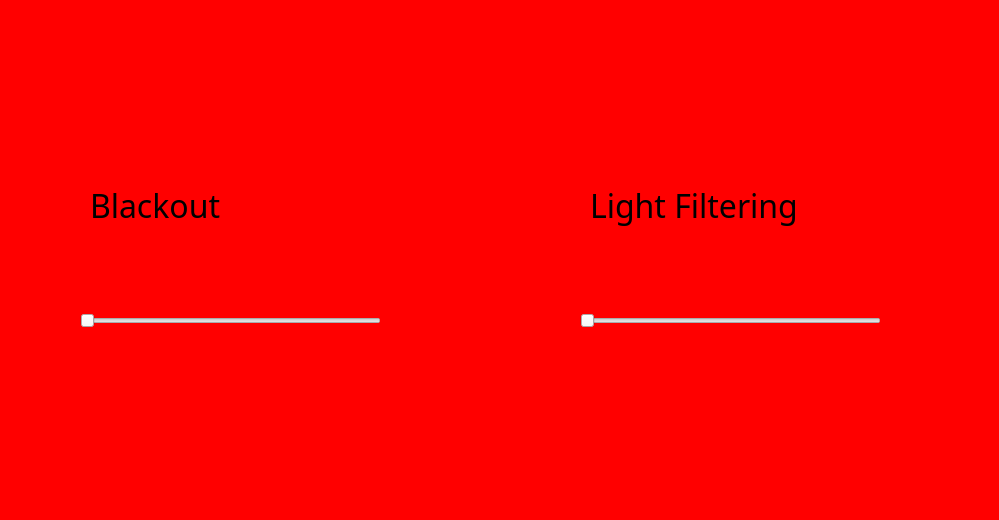
This is control_widget.ui in IsaacIngram/makeplus-livenation-ui as Qt 5 draws it before an edit. The edited form follows.
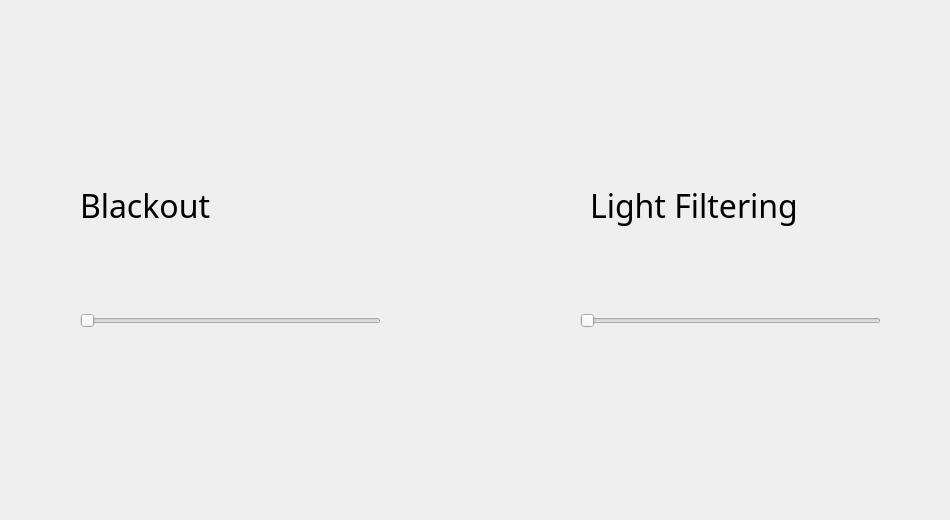
This is the edited form.

What changed in the file:
```diff
--- a/control_widget.ui
+++ b/control_widget.ui
@@ -6,7 +6,7 @@
    <rect>
     <x>0</x>
     <y>0</y>
-    <width>999</width>
+    <width>950</width>
     <height>520</height>
    </rect>
   </property>
@@ -18,7 +18,7 @@
   </property>
   <property name="maximumSize">
    <size>
-    <width>999</width>
+    <width>950</width>
     <height>520</height>
    </size>
   </property>
@@ -26,16 +26,12 @@
    <string>Form</string>
   </property>
   <property name="styleSheet">
-   <string notr="true">
-        QWidget#controlWidget {
-            background-color: red;
-        }
-      </string>
+   <string notr="true"/>
   </property>
   <widget class="QLabel" name="label">
    <property name="geometry">
     <rect>
-     <x>90</x>
+     <x>80</x>
      <y>180</y>
      <width>211</width>
      <height>51</height>
```
